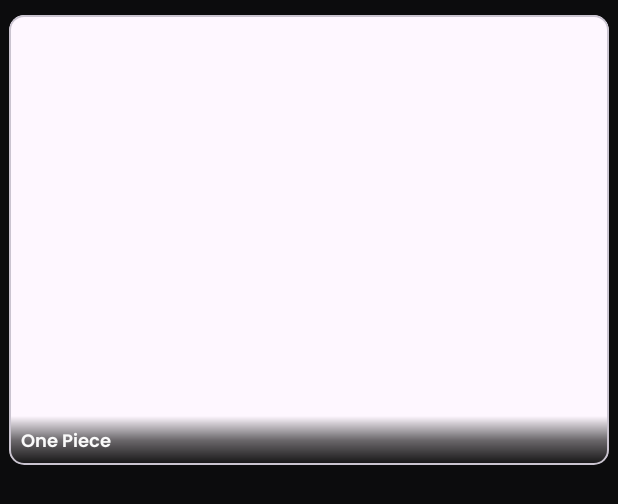
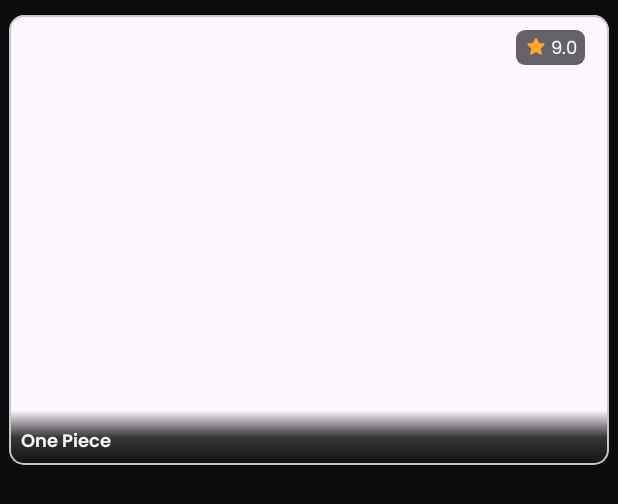
Before and after one commit to debz-g/AniSearch, an Android app: the layout item_anime.xml on its own in the app's theme, with its tools: preview values and no code run, on a phone screen of 412 x 824 dp. Shown: the top 504 px of the screen. Run offline under Robolectric (Android 15) with nearby library versions, the phone set to English and light mode, and no system bars.

```diff
--- a/app/build.gradle.kts
+++ b/app/build.gradle.kts
@@ -4,6 +4,7 @@ plugins {
     alias(libs.plugins.serialization)
     alias(libs.plugins.androidx.navigation.safeargs)
     alias(libs.plugins.devtools.ksp)
+    alias(libs.plugins.kotlin.parcelize)
 }
 
 android {
--- a/app/src/main/java/dev/redfox/anisearch/network/ServerInterface.kt
+++ b/app/src/main/java/dev/redfox/anisearch/network/ServerInterface.kt
@@ -5,7 +5,7 @@ import retrofit2.http.GET
 import retrofit2.http.Query
 
 interface ServerInterface {
-	@GET("top/anime")
+	@GET("seasons/now")
 	suspend fun getTopAnime(@Query("page") page: Int) : CommonAnimeResponse
 
 	@GET("schedules")
--- a/app/src/main/java/dev/redfox/anisearch/utils/Constants.kt
+++ b/app/src/main/java/dev/redfox/anisearch/utils/Constants.kt
@@ -4,5 +4,6 @@ class Constants {
     companion object {
         const val BASE_URL = "https://api.jikan.moe/v4/"
         const val PARAM_ARG_1 = "paramArgOne"
+        const val PARAM_DATA = "paramData"
     }
 }
--- /dev/null
+++ b/app/src/main/res/drawable/background_round_6dp_black.xml
@@ -0,0 +1,7 @@
+<?xml version="1.0" encoding="utf-8"?>
+<shape xmlns:android="http://schemas.android.com/apk/res/android">
+
+    <solid android:color="@color/colorBlack63"/>
+    <corners
+        android:radius="@dimen/dimen6"/>
+</shape>
--- /dev/null
+++ b/app/src/main/res/drawable/ic_star_16.xml
@@ -0,0 +1,9 @@
+<vector xmlns:android="http://schemas.android.com/apk/res/android"
+    android:width="16dp"
+    android:height="16dp"
+    android:viewportWidth="16"
+    android:viewportHeight="16">
+  <path
+      android:pathData="M7.231,2.548C7.515,1.863 8.484,1.863 8.769,2.548L9.931,5.341L12.947,5.583C13.686,5.643 13.986,6.565 13.423,7.047L11.125,9.015L11.827,11.959C11.999,12.679 11.215,13.249 10.582,12.863L8,11.286L5.418,12.863C4.785,13.25 4.001,12.679 4.173,11.959L4.875,9.015L2.577,7.047C2.014,6.565 2.313,5.643 3.053,5.583L6.069,5.341L7.231,2.548Z"
+      android:fillColor="#FFA629"/>
+</vector>
--- a/app/src/main/res/drawable/rounded_bg.xml
+++ b/app/src/main/res/drawable/rounded_bg.xml
@@ -1,7 +1,7 @@
 <?xml version="1.0" encoding="utf-8"?>
 <shape xmlns:android="http://schemas.android.com/apk/res/android">
     <gradient
-        android:centerColor="#95000000"
+        android:centerColor="#C8000000"
         android:endColor="#ED000000"
         android:startColor="#00000000"
         android:angle="270"
--- /dev/null
+++ b/app/src/main/res/layout/dialog_anime_details_fragment.xml
@@ -0,0 +1,6 @@
+<?xml version="1.0" encoding="utf-8"?>
+<androidx.constraintlayout.widget.ConstraintLayout xmlns:android="http://schemas.android.com/apk/res/android"
+    android:layout_width="match_parent"
+    android:layout_height="match_parent">
+
+</androidx.constraintlayout.widget.ConstraintLayout>
--- a/app/src/main/res/layout/fragment_top_anime.xml
+++ b/app/src/main/res/layout/fragment_top_anime.xml
@@ -52,6 +52,7 @@
         android:layout_marginTop="@dimen/dimen6"
         android:clipToPadding="false"
         android:paddingBottom="@dimen/banner220"
+        android:paddingHorizontal="@dimen/dimen8"
         android:stateListAnimator="@null"
         app:layout_behavior="@string/appbar_scrolling_view_behavior"
         app:layout_constraintBottom_toBottomOf="parent"
--- a/app/src/main/res/layout/item_anime.xml
+++ b/app/src/main/res/layout/item_anime.xml
@@ -29,16 +29,36 @@
 
             <TextView
                 android:id="@+id/animeName"
+                style="@style/PoppinsSemiBoldWhite12"
                 android:layout_width="match_parent"
                 android:layout_height="wrap_content"
                 android:background="@drawable/rounded_bg"
-                style="@style/PoppinsSemiBoldWhite12"
                 android:maxLines="3"
-                android:padding="8dp"
+                android:paddingStart="@dimen/dimen8"
+                android:paddingEnd="@dimen/dimen8"
+                android:paddingBottom="@dimen/dimen8"
+                android:paddingTop="@dimen/dimen12"
                 app:layout_constraintBottom_toBottomOf="parent"
                 app:layout_constraintEnd_toEndOf="parent"
                 app:layout_constraintStart_toStartOf="parent"
                 tools:text="One Piece" />
+
+            <TextView
+                android:id="@+id/animeRating"
+                style="@style/PoppinsRegularWhite12"
+                android:layout_width="wrap_content"
+                android:layout_height="wrap_content"
+                android:layout_marginTop="@dimen/dimen10"
+                android:layout_marginEnd="@dimen/dimen16"
+                android:background="@drawable/background_round_6dp_black"
+                android:gravity="center"
+                android:paddingHorizontal="@dimen/dimen5"
+                android:paddingVertical="@dimen/dimen3"
+                tools:text="9.0"
+                app:drawableStartCompat="@drawable/ic_star_16"
+                android:drawablePadding="@dimen/dimen2"
+                app:layout_constraintEnd_toEndOf="parent"
+                app:layout_constraintTop_toTopOf="parent" />
 
 
         </androidx.constraintlayout.widget.ConstraintLayout>
--- a/app/src/main/res/values/dimens.xml
+++ b/app/src/main/res/values/dimens.xml
@@ -19,6 +19,7 @@
     <dimen name="dimen0">0dp</dimen>
     <dimen name="dimen1">1dp</dimen>
     <dimen name="dimen2">2dp</dimen>
+    <dimen name="dimen3">3dp</dimen>
     <dimen name="dimen4">4dp</dimen>
     <dimen name="dimen5">5dp</dimen>
     <dimen name="dimen6">6dp</dimen>
--- a/build.gradle.kts
+++ b/build.gradle.kts
@@ -4,4 +4,5 @@ plugins {
     alias(libs.plugins.kotlin.android) apply false
     alias(libs.plugins.androidx.navigation.safeargs) apply false
     alias(libs.plugins.devtools.ksp) apply false
+    alias(libs.plugins.kotlin.parcelize) apply false
 }
--- a/gradle/libs.versions.toml
+++ b/gradle/libs.versions.toml
@@ -68,3 +68,4 @@ kotlin-android = { id = "org.jetbrains.kotlin.android", version.ref = "kotlin" }
 serialization = { id = "org.jetbrains.kotlin.plugin.serialization", version.ref = "kotlin" }
 androidx-navigation-safeargs = { id = "androidx.navigation.safeargs.kotlin", version.ref = "navigationComponent" }
 devtools-ksp = { id = "com.google.devtools.ksp", version.ref = "ksp"}
+kotlin-parcelize = { id = "org.jetbrains.kotlin.plugin.parcelize",  version.ref = "kotlin"  }
```
Also changed, not shown: app/src/main/java/dev/redfox/anisearch/models/AnimeChildData.kt (added, +17 -0 lines), app/src/main/java/dev/redfox/anisearch/ui/customViews/AnimeDetailsBottomSheetFragment.kt (added, +32 -0 lines), app/src/main/java/dev/redfox/anisearch/ui/topAnime/adapter/TopAnimeAdapter.kt (+7 -4 lines).
